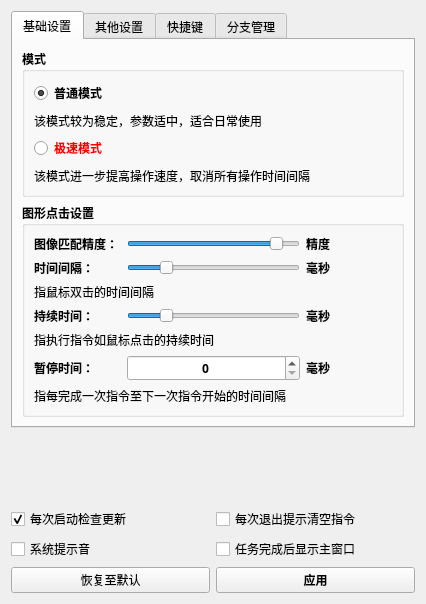
Before: the Qt Designer form 窗体/setting.ui in FsterThanLight/automatic_clicker_2, drawn with Qt 5.
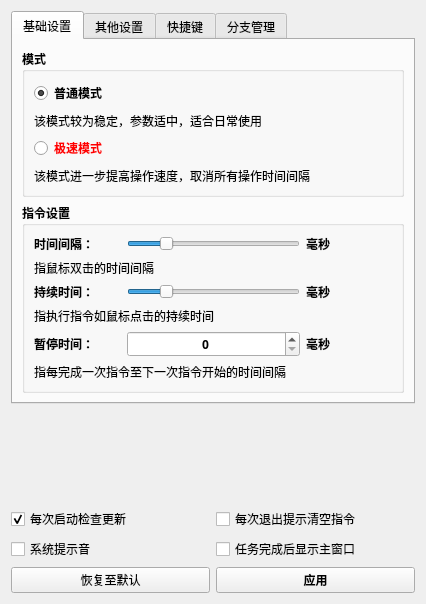
After: the same form once the commit is applied. The open tabs and pages were chosen to show the change. Icons and pictures are not drawn.

Commit message: 2024年7月16日23:04:37 新增指令颜色判断

```diff
--- a/窗体/setting.ui
+++ b/窗体/setting.ui
@@ -221,137 +221,12 @@
           </font>
          </property>
          <property name="title">
-          <string>图形点击设置</string>
+          <string>指令设置</string>
          </property>
          <layout class="QVBoxLayout" name="verticalLayout">
           <item>
            <layout class="QGridLayout" name="gridLayout_2">
-            <item row="3" column="0">
-             <widget class="QLabel" name="label_7">
-              <property name="font">
-               <font>
-                <family>微软雅黑</family>
-                <weight>75</weight>
-                <bold>true</bold>
-               </font>
-              </property>
-              <property name="text">
-               <string>持续时间：</string>
-              </property>
-             </widget>
-            </item>
-            <item row="0" column="0">
-             <widget class="QLabel" name="label_3">
-              <property name="font">
-               <font>
-                <family>微软雅黑</family>
-                <weight>75</weight>
-                <bold>true</bold>
-               </font>
-              </property>
-              <property name="text">
-               <string>图像匹配精度：</string>
-              </property>
-             </widget>
-            </item>
-            <item row="0" column="3">
-             <widget class="QLabel" name="label_4">
-              <property name="text">
-               <string>精度</string>
-              </property>
-             </widget>
-            </item>
-            <item row="3" column="3">
-             <widget class="QLabel" name="label_8">
-              <property name="text">
-               <string>毫秒</string>
-              </property>
-             </widget>
-            </item>
-            <item row="0" column="1" colspan="2">
-             <widget class="QSlider" name="horizontalSlider">
-              <property name="styleSheet">
-               <string notr="true"/>
-              </property>
-              <property name="maximum">
-               <number>10</number>
-              </property>
-              <property name="singleStep">
-               <number>1</number>
-              </property>
-              <property name="value">
-               <number>9</number>
-              </property>
-              <property name="orientation">
-               <enum>Qt::Horizontal</enum>
-              </property>
-             </widget>
-            </item>
-            <item row="1" column="0">
-             <widget class="QLabel" name="label_5">
-              <property name="font">
-               <font>
-                <family>微软雅黑</family>
-                <weight>75</weight>
-                <bold>true</bold>
-               </font>
-              </property>
-              <property name="text">
-               <string>时间间隔：</string>
-              </property>
-             </widget>
-            </item>
-            <item row="4" column="0" colspan="4">
-             <widget class="QLabel" name="label_13">
-              <property name="font">
-               <font>
-                <family>微软雅黑</family>
-                <weight>50</weight>
-                <bold>false</bold>
-               </font>
-              </property>
-              <property name="text">
-               <string>指执行指令如鼠标点击的持续时间</string>
-              </property>
-             </widget>
-            </item>
-            <item row="1" column="1" colspan="2">
-             <widget class="QSlider" name="horizontalSlider_2">
-              <property name="maximum">
-               <number>1000</number>
-              </property>
-              <property name="singleStep">
-               <number>100</number>
-              </property>
-              <property name="pageStep">
-               <number>100</number>
-              </property>
-              <property name="value">
-               <number>200</number>
-              </property>
-              <property name="orientation">
-               <enum>Qt::Horizontal</enum>
-              </property>
-             </widget>
-            </item>
-            <item row="6" column="0" colspan="4">
-             <widget class="QLabel" name="label_12">
-              <property name="font">
-               <font>
-                <family>微软雅黑</family>
-                <weight>50</weight>
-                <bold>false</bold>
-               </font>
-              </property>
-              <property name="text">
-               <string>指每完成一次指令至下一次指令开始的时间间隔</string>
-              </property>
-              <property name="wordWrap">
-               <bool>true</bool>
-              </property>
-             </widget>
-            </item>
-            <item row="2" column="0" colspan="4">
+            <item row="1" column="0" colspan="4">
              <widget class="QLabel" name="label_11">
               <property name="font">
                <font>
@@ -368,8 +243,8 @@
               </property>
              </widget>
             </item>
-            <item row="3" column="1" colspan="2">
-             <widget class="QSlider" name="horizontalSlider_3">
+            <item row="0" column="1" colspan="2">
+             <widget class="QSlider" name="horizontalSlider_2">
               <property name="maximum">
                <number>1000</number>
               </property>
@@ -387,35 +262,7 @@
               </property>
              </widget>
             </item>
-            <item row="1" column="3">
-             <widget class="QLabel" name="label_6">
-              <property name="text">
-               <string>毫秒</string>
-              </property>
-             </widget>
-            </item>
-            <item row="5" column="0">
-             <widget class="QLabel" name="label_9">
-              <property name="font">
-               <font>
-                <family>微软雅黑</family>
-                <weight>75</weight>
-                <bold>true</bold>
-               </font>
-              </property>
-              <property name="text">
-               <string>暂停时间：</string>
-              </property>
-             </widget>
-            </item>
-            <item row="5" column="3">
-             <widget class="QLabel" name="label_10">
-              <property name="text">
-               <string>毫秒</string>
-              </property>
-             </widget>
-            </item>
-            <item row="5" column="1" colspan="2">
+            <item row="4" column="1" colspan="2">
              <widget class="QSpinBox" name="spinBox">
               <property name="alignment">
                <set>Qt::AlignCenter</set>
@@ -428,6 +275,119 @@
               </property>
              </widget>
             </item>
+            <item row="5" column="0" colspan="4">
+             <widget class="QLabel" name="label_12">
+              <property name="font">
+               <font>
+                <family>微软雅黑</family>
+                <weight>50</weight>
+                <bold>false</bold>
+               </font>
+              </property>
+              <property name="text">
+               <string>指每完成一次指令至下一次指令开始的时间间隔</string>
+              </property>
+              <property name="wordWrap">
+               <bool>true</bool>
+              </property>
+             </widget>
+            </item>
+            <item row="4" column="0">
+             <widget class="QLabel" name="label_9">
+              <property name="font">
+               <font>
+                <family>微软雅黑</family>
+                <weight>75</weight>
+                <bold>true</bold>
+               </font>
+              </property>
+              <property name="text">
+               <string>暂停时间：</string>
+              </property>
+             </widget>
+            </item>
+            <item row="2" column="1" colspan="2">
+             <widget class="QSlider" name="horizontalSlider_3">
+              <property name="maximum">
+               <number>1000</number>
+              </property>
+              <property name="singleStep">
+               <number>100</number>
+              </property>
+              <property name="pageStep">
+               <number>100</number>
+              </property>
+              <property name="value">
+               <number>200</number>
+              </property>
+              <property name="orientation">
+               <enum>Qt::Horizontal</enum>
+              </property>
+             </widget>
+            </item>
+            <item row="2" column="3">
+             <widget class="QLabel" name="label_8">
+              <property name="text">
+               <string>毫秒</string>
+              </property>
+             </widget>
+            </item>
+            <item row="0" column="3">
+             <widget class="QLabel" name="label_6">
+              <property name="text">
+               <string>毫秒</string>
+              </property>
+             </widget>
+            </item>
+            <item row="4" column="3">
+             <widget class="QLabel" name="label_10">
+              <property name="text">
+               <string>毫秒</string>
+              </property>
+             </widget>
+            </item>
+            <item row="0" column="0">
+             <widget class="QLabel" name="label_5">
+              <property name="font">
+               <font>
+                <family>微软雅黑</family>
+                <weight>75</weight>
+                <bold>true</bold>
+               </font>
+              </property>
+              <property name="text">
+               <string>时间间隔：</string>
+              </property>
+             </widget>
+            </item>
+            <item row="3" column="0" colspan="4">
+             <widget class="QLabel" name="label_13">
+              <property name="font">
+               <font>
+                <family>微软雅黑</family>
+                <weight>50</weight>
+                <bold>false</bold>
+               </font>
+              </property>
+              <property name="text">
+               <string>指执行指令如鼠标点击的持续时间</string>
+              </property>
+             </widget>
+            </item>
+            <item row="2" column="0">
+             <widget class="QLabel" name="label_7">
+              <property name="font">
+               <font>
+                <family>微软雅黑</family>
+                <weight>75</weight>
+                <bold>true</bold>
+               </font>
+              </property>
+              <property name="text">
+               <string>持续时间：</string>
+              </property>
+             </widget>
+            </item>
            </layout>
           </item>
          </layout>
```
Left out of the diff: 18 changed lines with no effect on the pictures. The commit also changes 14 other files.
